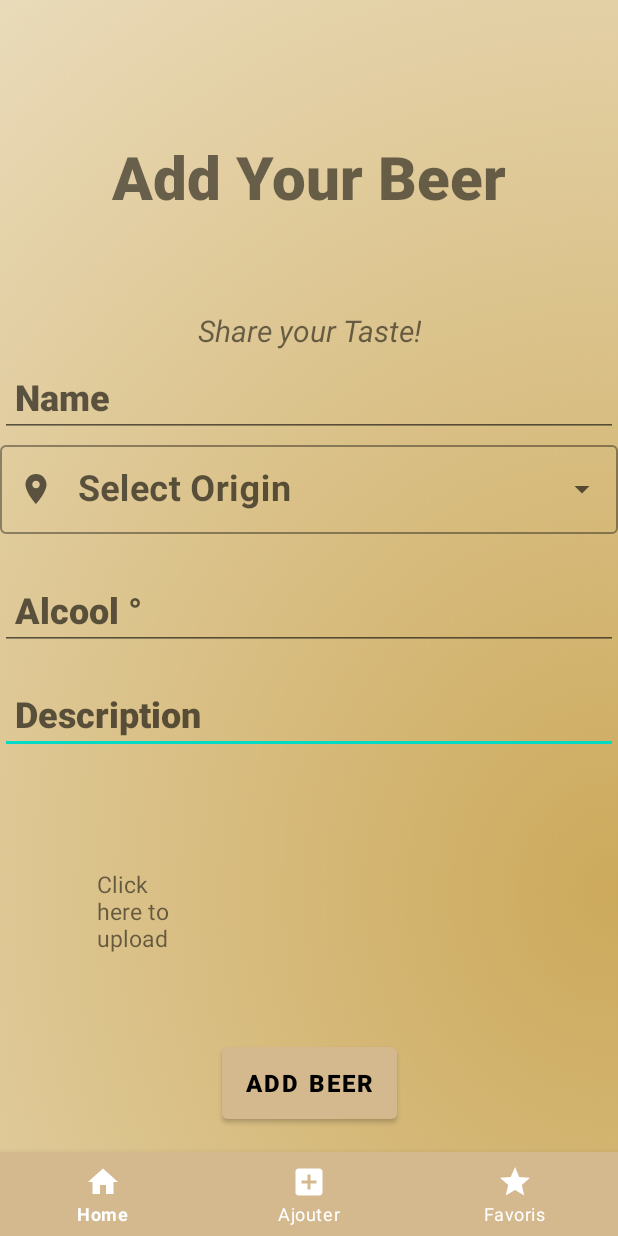
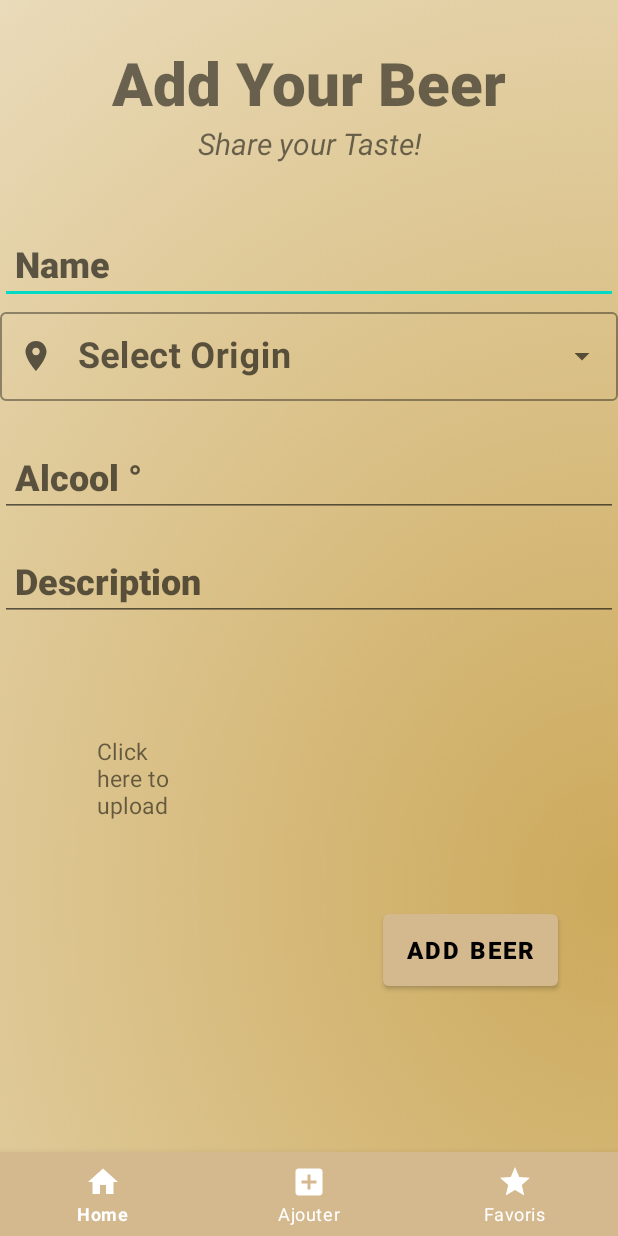
Before and after one commit to robinp12/Rate-My-Beer, an Android app: the Activity_AddBeer screen opened directly, with no data from a screen before it, on a phone screen of 412 x 824 dp. Run offline under Robolectric (Android 15) with nearby library versions, the phone set to English and light mode, and no system bars; our stand-ins replace Firebase (no records; nobody signed in at launch, a user with empty details on screens opened directly); pictures from the network do not load.

Commit message:
add beer responsive V1

```diff
--- a/app/src/main/res/layout/activity_add_beer.xml
+++ b/app/src/main/res/layout/activity_add_beer.xml
@@ -7,7 +7,6 @@
     android:background="@drawable/back"
     tools:context=".Activity_Register"
     tools:layout_editor_absoluteY="25dp">
-
     <com.google.android.material.bottomnavigation.BottomNavigationView
         android:id="@+id/bottom_navigation"
         android:layout_width="match_parent"
@@ -18,10 +17,21 @@
         android:background="?attr/colorPrimary"
         app:itemIconTint="@android:color/white"
         app:itemTextColor="@android:color/white"
+        app:layout_constraintBottom_toBottomOf="parent"
         app:layout_constraintEnd_toEndOf="parent"
         app:layout_constraintStart_toStartOf="parent"
-        app:layout_constraintTop_toBottomOf="@+id/addBeer"
         app:menu="@menu/bottom_menu" />
+
+
+    <ScrollView
+        android:layout_width="match_parent"
+        android:layout_height="match_parent"
+        tools:layout_editor_absoluteX="0dp"
+        tools:layout_editor_absoluteY="-26dp">
+
+        <androidx.constraintlayout.widget.ConstraintLayout
+            android:layout_width="match_parent"
+            android:layout_height="wrap_content">
 
             <TextView
                 android:id="@+id/banner"
@@ -41,7 +51,7 @@
                 android:id="@+id/bannerDescription"
                 android:layout_width="wrap_content"
                 android:layout_height="wrap_content"
-        android:layout_marginBottom="9dp"
+                android:layout_marginBottom="30dp"
                 android:text="Share your Taste!"
                 android:textAlignment="center"
                 android:textSize="20sp"
@@ -73,10 +83,10 @@
                 android:layout_width="0dp"
                 android:layout_height="wrap_content"
                 android:layout_marginTop="24dp"
+                android:digits="0123456789,"
                 android:ems="10"
                 android:fontFamily="sans-serif-black"
                 android:hint="Alcool °"
-        android:digits="0123456789,"
                 android:inputType="numberDecimal"
                 android:paddingLeft="10dp"
                 android:textSize="24sp"
@@ -88,20 +98,19 @@
                 app:layout_constraintTop_toBottomOf="@id/origin" />
 
             <com.google.android.material.textfield.TextInputLayout
+                android:id="@+id/origin"
+                style="@style/Widget.MaterialComponents.TextInputLayout.OutlinedBox.Dense.ExposedDropdownMenu"
                 android:layout_width="0dp"
                 android:layout_height="wrap_content"
                 android:hint="Select Origin"
-        android:id="@+id/origin"
                 android:textSize="24sp"
                 android:textStyle="bold"
-        style="@style/Widget.MaterialComponents.TextInputLayout.OutlinedBox.Dense.ExposedDropdownMenu"
                 app:layout_constraintHorizontal_bias="1.0"
                 app:layout_constraintLeft_toLeftOf="parent"
 
                 app:layout_constraintRight_toRightOf="parent"
                 app:layout_constraintTop_toBottomOf="@id/name"
-        app:startIconDrawable="@drawable/location"
-        >
+                app:startIconDrawable="@drawable/location">
 
                 <AutoCompleteTextView
                     android:id="@+id/autocomplete"
@@ -118,15 +127,11 @@
             </com.google.android.material.textfield.TextInputLayout>
 
 
-
-
-
-
             <EditText
                 android:id="@+id/name"
                 android:layout_width="0dp"
                 android:layout_height="wrap_content"
-        android:layout_marginTop="4dp"
+                android:layout_marginTop="40dp"
                 android:ems="10"
                 android:fontFamily="sans-serif-black"
 
@@ -146,16 +151,16 @@
                 android:layout_width="wrap_content"
                 android:layout_height="60dp"
 
-        android:layout_marginStart="128dp"
-        android:layout_marginEnd="128dp"
-        android:layout_marginBottom="72dp"
+                android:layout_marginTop="28dp"
+                android:layout_marginEnd="40dp"
                 android:text="Add beer"
                 android:textColor="@color/black"
                 android:textSize="16sp"
                 android:textStyle="bold"
                 app:layout_constraintBottom_toBottomOf="parent"
                 app:layout_constraintEnd_toEndOf="parent"
-        app:layout_constraintStart_toStartOf="parent"
+                app:layout_constraintTop_toBottomOf="@+id/image"
+                app:layout_constraintVertical_bias="0.352"
                 tools:ignore="MissingConstraints" />
 
             <ImageView
@@ -206,5 +211,8 @@
                 app:layout_constraintTop_toTopOf="@+id/image"
                 app:layout_constraintVertical_bias="1.0"
                 tools:ignore="MissingConstraints" />
+        </androidx.constraintlayout.widget.ConstraintLayout>
 
+
+    </ScrollView>
 </androidx.constraintlayout.widget.ConstraintLayout>
```
Also changed, not shown: app/src/main/res/layout/activity_forgot_password.xml (+10 -7 lines). Lines whose indentation alone changed are shown as unchanged.
